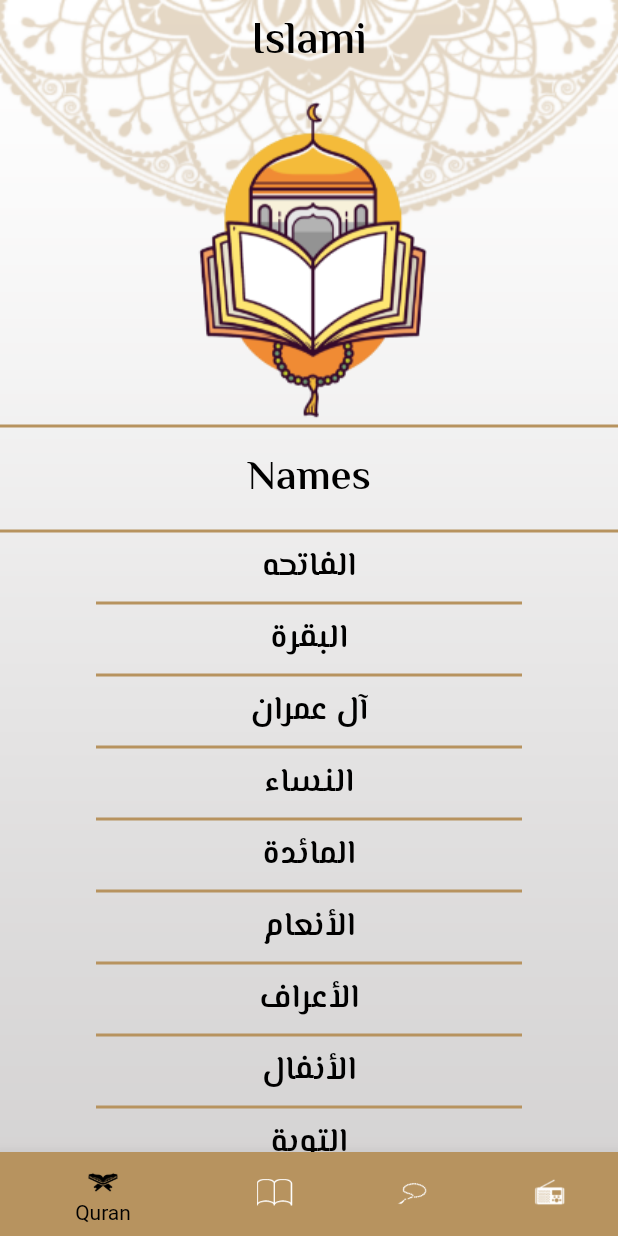
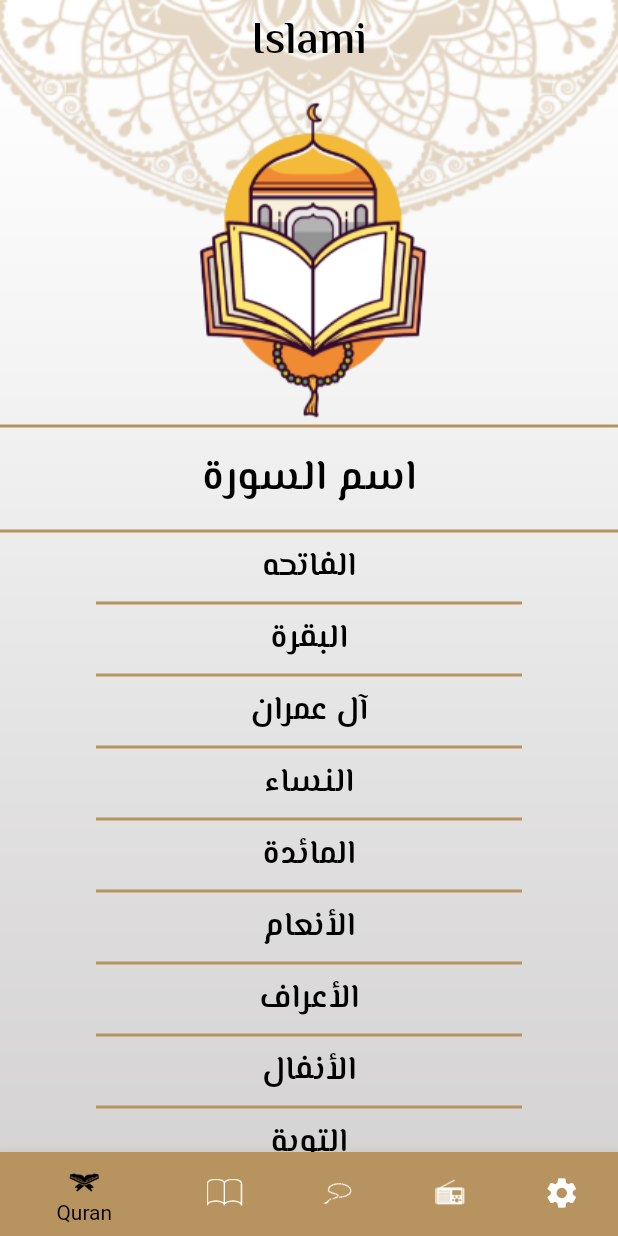
Before and after one commit to Abdelrahmanorabi/islami_app, a Flutter app: the screen it shows after launch, on a phone screen of 412 x 824 dp. Run offline on Flutter 3.47's test engine with Material 2 defaults, Android fonts, the phone set to English and light mode, and no system bars; generated files the repository leaves out were written again.

Commit message:
implement setting tab implement theme implement state management using provider

```diff
--- a/lib/home/hadeth/hadeth_tab.dart
+++ b/lib/home/hadeth/hadeth_tab.dart
@@ -51,9 +51,9 @@ class _HadethTabState extends State<HadethTab> {
             decoration: BoxDecoration(
               border: Border.symmetric(
                   horizontal:
-                      BorderSide(color: MyTheme.primaryColor, width: 2)),
+                      BorderSide(color:Theme.of(context).primaryColor, width: 2)),
             ),
-            child: Text('Names', style: Theme.of(context).textTheme.headline4)),
+            child: Text('الأحاديث', style: Theme.of(context).textTheme.headline4)),
         (hadethList.isEmpty)? const CircularProgressIndicator():
          Expanded(
             child: ListView.separated(
@@ -67,7 +67,7 @@ class _HadethTabState extends State<HadethTab> {
                   margin: const EdgeInsets.symmetric(horizontal: 64),
                   width: double.infinity,
                   height: 1.5,
-                  color: MyTheme.primaryColor,
+                  color:Theme.of(context).primaryColor,
                 );
               },
 
--- a/lib/home/home_screen.dart
+++ b/lib/home/home_screen.dart
@@ -1,10 +1,12 @@
 import 'package:flutter/material.dart';
+import 'package:flutter_gen/gen_l10n/app_localizations.dart';
 import 'package:islami_app/home/hadeth/hadeth_tab.dart';
+import 'package:islami_app/home/providers/settings_provider.dart';
 import 'package:islami_app/home/quran/quran_tab.dart';
 import 'package:islami_app/home/radio/radio_tab.dart';
+import 'package:islami_app/home/settings/setting_tab.dart';
 import 'package:islami_app/home/tasbeh/sebha_tab.dart';
-import 'package:islami_app/my_theme.dart';
-import 'package:flutter_gen/gen_l10n/app_localizations.dart';
+import 'package:provider/provider.dart';
 
 class HomeScreen extends StatefulWidget {
   static const String routeName = 'home';
@@ -16,54 +18,71 @@ class HomeScreen extends StatefulWidget {
 class _HomeScreenState extends State<HomeScreen> {
   /*===================[Variables]==========================*/
   int selectedIndex = 0;
-  List<Widget> tabs = [QuranTab(), HadethTab(), SebhaTab(), RadioTab()];
+  List<Widget> tabs = [
+    QuranTab(),
+    HadethTab(),
+    SebhaTab(),
+    RadioTab(),
+    SettingsTab()
+  ];
 
   /*========================================================*/
   @override
   Widget build(BuildContext context) {
+    var settingProvider = Provider.of<SettingsProvider>(context);
     return SafeArea(
       child: Container(
-        decoration: const BoxDecoration(
+        decoration:  BoxDecoration(
             image: DecorationImage(
                 fit: BoxFit.fill,
                 image: AssetImage(
-                  'assets/images/background_pattern.png',
+                  settingProvider.getMainBackground(),
                 ))),
         child: Scaffold(
-          appBar: AppBar(
-            title: Text(AppLocalizations.of(context)!.app_title)),
-          bottomNavigationBar: Theme(
-            data: Theme.of(context).copyWith(canvasColor: MyTheme.primaryColor),
-            child: BottomNavigationBar(
+          appBar: AppBar(title: Text(AppLocalizations.of(context)!.app_title)),
+          bottomNavigationBar: BottomNavigationBar(
             currentIndex: selectedIndex,
             onTap: (int index) {
               selectedIndex = index;
               setState(() {});
             },
-              items:  [
+            items: [
               BottomNavigationBarItem(
+                backgroundColor:
+                    Theme.of(context).bottomNavigationBarTheme.backgroundColor,
                 icon: const ImageIcon(AssetImage('assets/images/ic_quran.png')),
                 label: AppLocalizations.of(context)!.quran_title,
               ),
               BottomNavigationBarItem(
-                  icon: const ImageIcon(AssetImage('assets/images/ic_hadeth.png')),
-                  label:  AppLocalizations.of(context)!.hadeth_title,
+                backgroundColor:
+                    Theme.of(context).bottomNavigationBarTheme.backgroundColor,
+                icon:
+                    const ImageIcon(AssetImage('assets/images/ic_hadeth.png')),
+                label: AppLocalizations.of(context)!.hadeth_title,
               ),
               BottomNavigationBarItem(
+                backgroundColor:
+                    Theme.of(context).bottomNavigationBarTheme.backgroundColor,
                 icon: const ImageIcon(AssetImage('assets/images/ic_sebha.png')),
-                  label:  AppLocalizations.of(context)!.tasbeh_title,
+                label: AppLocalizations.of(context)!.tasbeh_title,
               ),
               BottomNavigationBarItem(
+                backgroundColor:
+                    Theme.of(context).bottomNavigationBarTheme.backgroundColor,
                 icon: const ImageIcon(AssetImage('assets/images/ic_radio.png')),
-                  label:  AppLocalizations.of(context)!.radio_title,
+                label: AppLocalizations.of(context)!.radio_title,
+              ),
+              BottomNavigationBarItem(
+                backgroundColor:
+                    Theme.of(context).bottomNavigationBarTheme.backgroundColor,
+                icon: Icon(Icons.settings),
+                label: AppLocalizations.of(context)!.setting_title,
               ),
             ],
-            ),
           ),
           body: tabs[selectedIndex],
         ),
       ),
     );
-
   }
 }
--- /dev/null
+++ b/lib/home/providers/settings_provider.dart
@@ -0,0 +1,36 @@
+import 'package:flutter/material.dart';
+
+class SettingsProvider extends ChangeNotifier {
+  /*=====================[Variables]======================*/
+  String currentLanguage = 'en';
+  ThemeMode currentTheme = ThemeMode.light;
+
+  /*===================================================*/
+
+  /*=====================[Methods]======================*/
+
+  void changeLanguage(String newLanguage) {
+    if (newLanguage == currentLanguage) {
+      return;
+    }
+    currentLanguage = newLanguage;
+    notifyListeners();
+  }
+
+  void changeTheme(ThemeMode newTheme) {
+    if (newTheme == currentTheme) {
+      return;
+    }
+    currentTheme = newTheme;
+    notifyListeners();
+  }
+
+  bool isDarkMode() {
+    return (currentTheme == ThemeMode.dark);
+  }
+  String getMainBackground(){
+    return isDarkMode()? 'assets/images/background_pattern_dark.png':'assets/images/background_pattern.png';
+  }
+/*===================================================*/
+
+}
--- a/lib/home/quran/quran_tab.dart
+++ b/lib/home/quran/quran_tab.dart
@@ -137,9 +137,9 @@ class QuranTab extends StatelessWidget {
             decoration: BoxDecoration(
               border: Border.symmetric(
                   horizontal:
-                      BorderSide(color: MyTheme.primaryColor, width: 2)),
+                      BorderSide(color: Theme.of(context).primaryColor, width: 2)),
             ),
-            child: Text('Names', style: Theme.of(context).textTheme.headline4)),
+            child: Text('اسم السورة', style: Theme.of(context).textTheme.headline4)),
         Expanded(
           child: ListView.separated(
             itemCount: names.length,
@@ -151,7 +151,7 @@ class QuranTab extends StatelessWidget {
                 margin: EdgeInsets.symmetric(horizontal: 64),
                 width: double.infinity,
                 height: 2,
-                color: MyTheme.primaryColor,
+                color:Theme.of(context).primaryColor,
               );
             },
           ),
--- a/lib/main.dart
+++ b/lib/main.dart
@@ -1,28 +1,40 @@
 import 'package:flutter/material.dart';
-import 'package:flutter_localizations/flutter_localizations.dart';
+import 'package:flutter_gen/gen_l10n/app_localizations.dart';
 import 'package:islami_app/home/hadeth/hadeth_details_screen.dart';
 import 'package:islami_app/home/home_screen.dart';
+import 'package:islami_app/home/providers/settings_provider.dart';
 import 'package:islami_app/home/quran/sura_details.dart';
-import 'package:flutter_gen/gen_l10n/app_localizations.dart';
+import 'package:provider/provider.dart';
 import 'my_theme.dart';
 
 void main() {
-  runApp(MyApp());
+  runApp(ChangeNotifierProvider <SettingsProvider>(
+      create: (BuildContext context) {
+          return SettingsProvider();
+      },
+      child: MyApp()));
 }
 
 class MyApp extends StatelessWidget {
+
   @override
   Widget build(BuildContext context) {
+    var settingProvider = Provider.of<SettingsProvider>(context);
+
+
     return MaterialApp(
         debugShowCheckedModeBanner: false,
-        theme:MyTheme.lightTheme,
+        theme: MyTheme.lightTheme,
+        darkTheme: MyTheme.darkTheme,
+        themeMode:settingProvider.currentTheme ,
         localizationsDelegates: AppLocalizations.localizationsDelegates,
         supportedLocales: AppLocalizations.supportedLocales,
+        locale: Locale(settingProvider.currentLanguage),
         initialRoute: HomeScreen.routeName,
         routes: {
           HomeScreen.routeName: (_) => HomeScreen(),
           SuraDetailsScreen.routeName: (_) => SuraDetailsScreen(),
-          HadethDetailsScreen.routeName:(_)=> HadethDetailsScreen(),
+          HadethDetailsScreen.routeName: (_) => HadethDetailsScreen(),
         });
   }
 }
--- a/lib/my_theme.dart
+++ b/lib/my_theme.dart
@@ -1,8 +1,16 @@
 import 'package:flutter/material.dart';
 
 class MyTheme {
-  static final Color primaryColor = Color(0xFFB7935F);
+  static final Color colorGold = Color(0xFFB7935F);
+  static final Color colorYellow = Color(0xFFFACC1D);
+  static final Color colorDarkBlue = Color(0xFF141A2E);
+
   static final ThemeData lightTheme = ThemeData(
+      backgroundColor: Colors.white,
+      bottomSheetTheme: BottomSheetThemeData(
+        backgroundColor: Colors.white,
+      ),
+      primaryColor: colorGold,
       textTheme: const TextTheme(
         bodyText1:
             TextStyle(fontSize: 18, color: Colors.black, fontFamily: 'my-font'),
@@ -27,8 +35,9 @@ class MyTheme {
               color: Colors.black,
               fontWeight: FontWeight.w500,
               fontFamily: 'my-font')),
-      bottomNavigationBarTheme: const BottomNavigationBarThemeData(
-        selectedIconTheme: IconThemeData(color: Colors.black),
+      bottomNavigationBarTheme: BottomNavigationBarThemeData(
+        backgroundColor: colorGold,
+        selectedIconTheme: const IconThemeData(color: Colors.black),
         unselectedIconTheme: IconThemeData(color: Colors.white),
         selectedLabelStyle: TextStyle(
           color: Colors.black,
@@ -36,4 +45,46 @@ class MyTheme {
         selectedItemColor: Colors.black,
         unselectedItemColor: Colors.white,
       ));
+
+  /*======================================================================*/
+  static final ThemeData darkTheme = ThemeData(
+      backgroundColor: colorDarkBlue,
+      bottomSheetTheme: BottomSheetThemeData(
+        backgroundColor: colorDarkBlue,
+      ),
+      primaryColor: colorYellow,
+      textTheme: const TextTheme(
+        bodyText1:
+            TextStyle(fontSize: 18, color: Colors.white, fontFamily: 'my-font'),
+        headline4:
+            TextStyle(fontSize: 28, color: Colors.white, fontFamily: 'my-font'),
+        headline5: TextStyle(
+          fontSize: 22,
+          color: Colors.white,
+          fontFamily: 'my-font',
+        ),
+      ),
+      scaffoldBackgroundColor: Colors.transparent,
+      appBarTheme: const AppBarTheme(
+          backgroundColor: Colors.transparent,
+          iconTheme: IconThemeData(
+            color: Colors.white,
+          ),
+          elevation: 0,
+          centerTitle: true,
+          titleTextStyle: TextStyle(
+              fontSize: 30,
+              color: Colors.white,
+              fontWeight: FontWeight.w500,
+              fontFamily: 'my-font')),
+      bottomNavigationBarTheme: BottomNavigationBarThemeData(
+        backgroundColor: colorDarkBlue,
+        selectedIconTheme: IconThemeData(color: colorYellow),
+        unselectedIconTheme: IconThemeData(color: Colors.white),
+        selectedLabelStyle: TextStyle(
+          color: colorYellow,
+        ),
+        selectedItemColor: colorYellow,
+        unselectedItemColor: Colors.white,
+      ));
 }
--- a/pubspec.yaml
+++ b/pubspec.yaml
@@ -32,6 +32,8 @@ dependencies:
   flutter_localizations: # Add this line
     sdk: flutter         # Add this line
   intl: ^0.17.0
+  provider: ^6.0.3
+
 
   # The following adds the Cupertino Icons font to your application.
   # Use with the CupertinoIcons class for iOS style icons.
```
Also changed, not shown: lib/home/hadeth/hadeth_details_screen.dart (+16 -7 lines), lib/home/quran/sura_details.dart (+25 -13 lines), lib/home/quran/verse_widget.dart (+7 -1 lines), lib/home/settings/language_bottom_sheet.dart (added, +72 -0 lines), lib/home/settings/setting_tab.dart (added, +99 -0 lines), lib/home/settings/theme_bottom_sheet.dart (added, +73 -0 lines), lib/l10n/app_ar.arb (+10 -1 lines), lib/l10n/app_en.arb (+8 -1 lines), assets/images/background_pattern_dark.png (added), pubspec.lock. Lines whose indentation alone changed are shown as unchanged.
